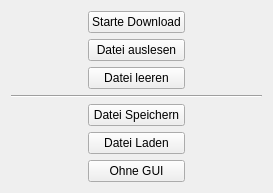
Above: XML_Communicator/xml_communicator_widget.ui from DerDudemeister046/AJCore_XML_Communicator before the change. Below: the same form after it.
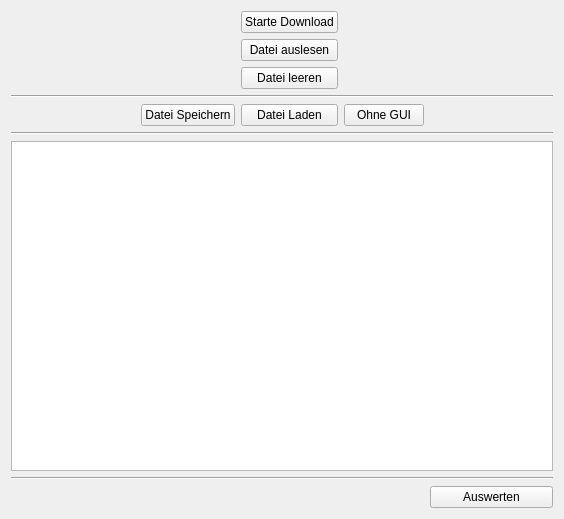
That is the form after the change.

```diff
--- a/XML_Communicator/xml_communicator_widget.ui
+++ b/XML_Communicator/xml_communicator_widget.ui
@@ -6,30 +6,43 @@
    <rect>
     <x>0</x>
     <y>0</y>
-    <width>273</width>
-    <height>166</height>
+    <width>564</width>
+    <height>519</height>
    </rect>
   </property>
   <property name="windowTitle">
    <string>XML_Communicator_Widget</string>
   </property>
   <layout class="QGridLayout" name="gridLayout">
-   <item row="1" column="1">
+   <item row="5" column="0" colspan="5">
+    <widget class="Line" name="line_2">
+     <property name="orientation">
+      <enum>Qt::Horizontal</enum>
+     </property>
+    </widget>
+   </item>
+   <item row="1" column="3" colspan="2">
+    <spacer name="horizontalSpacer_2">
+     <property name="orientation">
+      <enum>Qt::Horizontal</enum>
+     </property>
+     <property name="sizeHint" stdset="0">
+      <size>
+       <width>40</width>
+       <height>20</height>
+      </size>
+     </property>
+    </spacer>
+   </item>
+   <item row="1" column="2">
     <widget class="QPushButton" name="readXML_btn">
      <property name="text">
       <string>Datei auslesen</string>
      </property>
     </widget>
    </item>
-   <item row="5" column="1">
-    <widget class="QPushButton" name="loadFile_btn">
-     <property name="text">
-      <string>Datei Laden</string>
-     </property>
-    </widget>
-   </item>
-   <item row="1" column="0">
-    <spacer name="horizontalSpacer">
+   <item row="4" column="4">
+    <spacer name="horizontalSpacer_4">
      <property name="orientation">
       <enum>Qt::Horizontal</enum>
      </property>
@@ -41,54 +54,91 @@
      </property>
     </spacer>
    </item>
-   <item row="2" column="1">
+   <item row="6" column="0" colspan="5">
+    <widget class="QTextEdit" name="textEdit"/>
+   </item>
+   <item row="7" column="0" colspan="5">
+    <widget class="Line" name="line_3">
+     <property name="orientation">
+      <enum>Qt::Horizontal</enum>
+     </property>
+    </widget>
+   </item>
+   <item row="2" column="2">
     <widget class="QPushButton" name="flushFile_btn">
      <property name="text">
       <string>Datei leeren</string>
      </property>
     </widget>
    </item>
-   <item row="1" column="2">
-    <spacer name="horizontalSpacer_2">
-     <property name="orientation">
-      <enum>Qt::Horizontal</enum>
-     </property>
-     <property name="sizeHint" stdset="0">
-      <size>
-       <width>40</width>
-       <height>20</height>
-      </size>
-     </property>
-    </spacer>
-   </item>
-   <item row="4" column="1">
-    <widget class="QPushButton" name="saveFile_btn">
-     <property name="text">
-      <string>Datei Speichern</string>
-     </property>
-    </widget>
-   </item>
-   <item row="3" column="0" colspan="3">
+   <item row="3" column="0" colspan="5">
     <widget class="Line" name="line">
      <property name="orientation">
       <enum>Qt::Horizontal</enum>
      </property>
     </widget>
    </item>
-   <item row="0" column="1">
+   <item row="4" column="0">
+    <spacer name="horizontalSpacer_3">
+     <property name="orientation">
+      <enum>Qt::Horizontal</enum>
+     </property>
+     <property name="sizeHint" stdset="0">
+      <size>
+       <width>40</width>
+       <height>20</height>
+      </size>
+     </property>
+    </spacer>
+   </item>
+   <item row="1" column="0" colspan="2">
+    <spacer name="horizontalSpacer">
+     <property name="orientation">
+      <enum>Qt::Horizontal</enum>
+     </property>
+     <property name="sizeHint" stdset="0">
+      <size>
+       <width>40</width>
+       <height>20</height>
+      </size>
+     </property>
+    </spacer>
+   </item>
+   <item row="0" column="2">
     <widget class="QPushButton" name="startDownload_btn">
      <property name="text">
       <string>Starte Download</string>
      </property>
     </widget>
    </item>
-   <item row="6" column="1">
+   <item row="4" column="3">
     <widget class="QPushButton" name="silent_test_btn">
      <property name="text">
       <string>Ohne GUI</string>
      </property>
     </widget>
    </item>
+   <item row="4" column="2">
+    <widget class="QPushButton" name="loadFile_btn">
+     <property name="text">
+      <string>Datei Laden</string>
+     </property>
+    </widget>
+   </item>
+   <item row="4" column="1">
+    <widget class="QPushButton" name="saveFile_btn">
+     <property name="text">
+      <string>Datei Speichern</string>
+     </property>
+    </widget>
+   </item>
+   <item row="8" column="4">
+    <widget class="QPushButton" name="evaluate_btn">
+     <property name="text">
+      <string>Auswerten</string>
+     </property>
+    </widget>
+   </item>
   </layout>
  </widget>
  <resources/>
```
